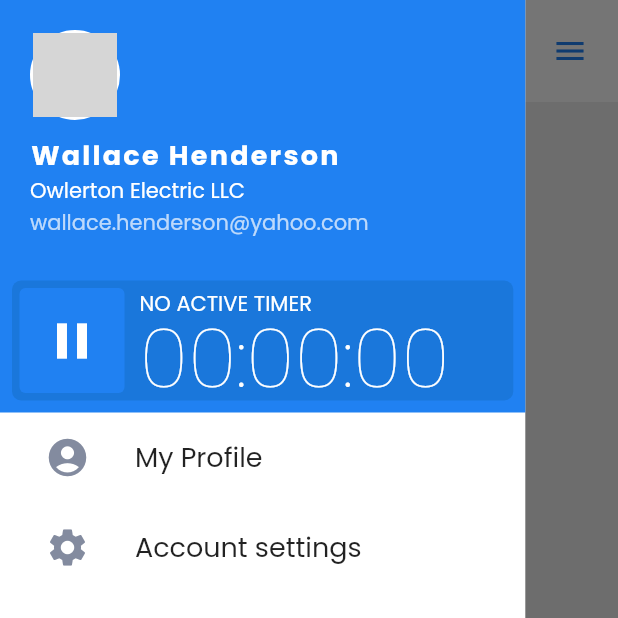
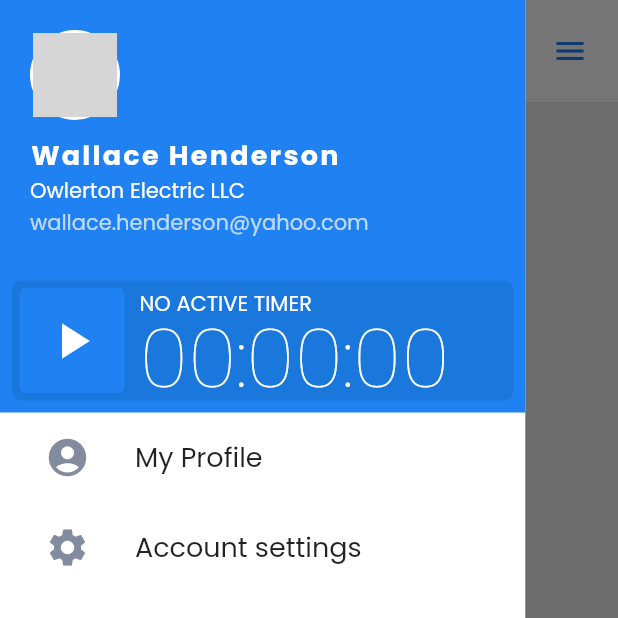
Before and after one commit to flutterwithdraig/TimerTrackerApp, a Flutter app: the screen it shows after launch, with the side drawer open, on a phone screen of 412 x 824 dp, the top half of it. Run offline on Flutter 3.47's test engine with Material 2 defaults, Android fonts, the phone set to English and light mode, and no system bars; our stand-ins replace shared_preferences; grey boxes are pictures that could not be loaded.

Commit message:
End episode 5

```diff
--- a/lib/sidebar/menu.dart
+++ b/lib/sidebar/menu.dart
@@ -1,5 +1,7 @@
 import 'package:flutter/material.dart';
 import 'package:flutter_timer/config/colors.dart';
+import 'package:flutter_timer/services/timer_service.dart';
+import 'package:provider/provider.dart';
 
 class AppMenu extends StatelessWidget {
   const AppMenu({
@@ -13,7 +15,14 @@ class AppMenu extends StatelessWidget {
         MenuItem(text: 'My Profile', icon: Icons.account_circle_rounded),
         MenuItem(text: 'Account settings', icon: Icons.settings),
         MenuItem(text: 'Timesheet', icon: Icons.date_range),
-        MenuItem(text: 'Logout', icon: Icons.logout),
+        MenuItem(
+          text: 'Logout',
+          icon: Icons.logout,
+          onTap: () {
+            context.read<TimerService>().clearAllData();
+            Navigator.pop(context);
+          },
+        ),
       ],
     );
   }
@@ -22,16 +31,20 @@ class AppMenu extends StatelessWidget {
 class MenuItem extends StatelessWidget {
   final String text;
   final IconData icon;
+  final Function()? onTap;
 
   const MenuItem({
     Key? key,
     required this.text,
     required this.icon,
+    this.onTap,
   }) : super(key: key);
 
   @override
   Widget build(BuildContext context) {
-    return Row(
+    return GestureDetector(
+      onTap: onTap,
+      child: Row(
         children: [
           Padding(
             padding: const EdgeInsets.symmetric(vertical: 15, horizontal: 30),
@@ -48,6 +61,7 @@ class MenuItem extends StatelessWidget {
             ),
           )
         ],
+      ),
     );
   }
 }
--- a/lib/sidebar/timer.dart
+++ b/lib/sidebar/timer.dart
@@ -75,9 +75,15 @@ class PauseButton extends StatelessWidget {
 
   @override
   Widget build(BuildContext context) {
+    final bool isActive = context.watch<TimerService>().timerActive;
+
     return InkWell(
       onTap: () {
-        context.read<TimerService>().stop();
+        if (isActive) {
+          context.read<TimerService>().stop();
+        } else {
+          context.read<TimerService>().addNew();
+        }
         Navigator.of(context).pop();
       },
       child: Container(
@@ -88,7 +94,7 @@ class PauseButton extends StatelessWidget {
             color: AppColours.blue,
           ),
           child: Icon(
-            Icons.pause,
+            isActive ? Icons.pause : Icons.play_arrow,
             size: 40,
             color: Colors.white,
           )),
```
Also changed, not shown: lib/services/timer_service.dart (+19 -1 lines), lib/widgets/event_item.dart (+67 -4 lines). Lines whose indentation alone changed are shown as unchanged.
